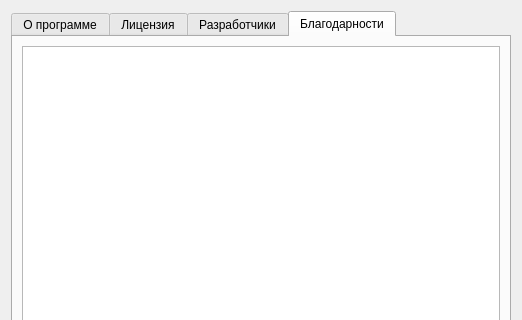
Before: the Qt Designer form src/dialogs/about/guiabout.ui in axsapronov/bQella, drawn with Qt 5; both pictures show x 0 to 522 and y 0 to 320 of the 522 by 509 pixel window.
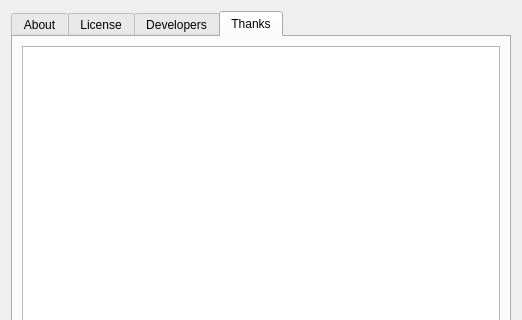
After: the same form once the commit is applied. The open tabs and pages were chosen to show the change. Icons and pictures are not drawn.

Diff of the .ui file:
```diff
--- a/src/dialogs/about/guiabout.ui
+++ b/src/dialogs/about/guiabout.ui
@@ -21,7 +21,7 @@
      </property>
      <widget class="QWidget" name="tab_4">
       <attribute name="title">
-       <string>О программе</string>
+       <string>About</string>
       </attribute>
       <layout class="QVBoxLayout" name="verticalLayout_5">
        <item>
@@ -49,7 +49,7 @@
      </widget>
      <widget class="QWidget" name="tab">
       <attribute name="title">
-       <string>Лицензия</string>
+       <string>License</string>
       </attribute>
       <layout class="QVBoxLayout" name="verticalLayout">
        <item>
@@ -153,7 +153,7 @@
      </widget>
      <widget class="QWidget" name="tab_2">
       <attribute name="title">
-       <string>Разработчики</string>
+       <string>Developers</string>
       </attribute>
       <layout class="QVBoxLayout" name="verticalLayout_2">
        <item>
@@ -180,7 +180,7 @@
      </widget>
      <widget class="QWidget" name="tab_3">
       <attribute name="title">
-       <string>Благодарности</string>
+       <string>Thanks</string>
       </attribute>
       <layout class="QVBoxLayout" name="verticalLayout_3">
        <item>
```
Left out of the diff: 1 changed line with no effect on the pictures.
